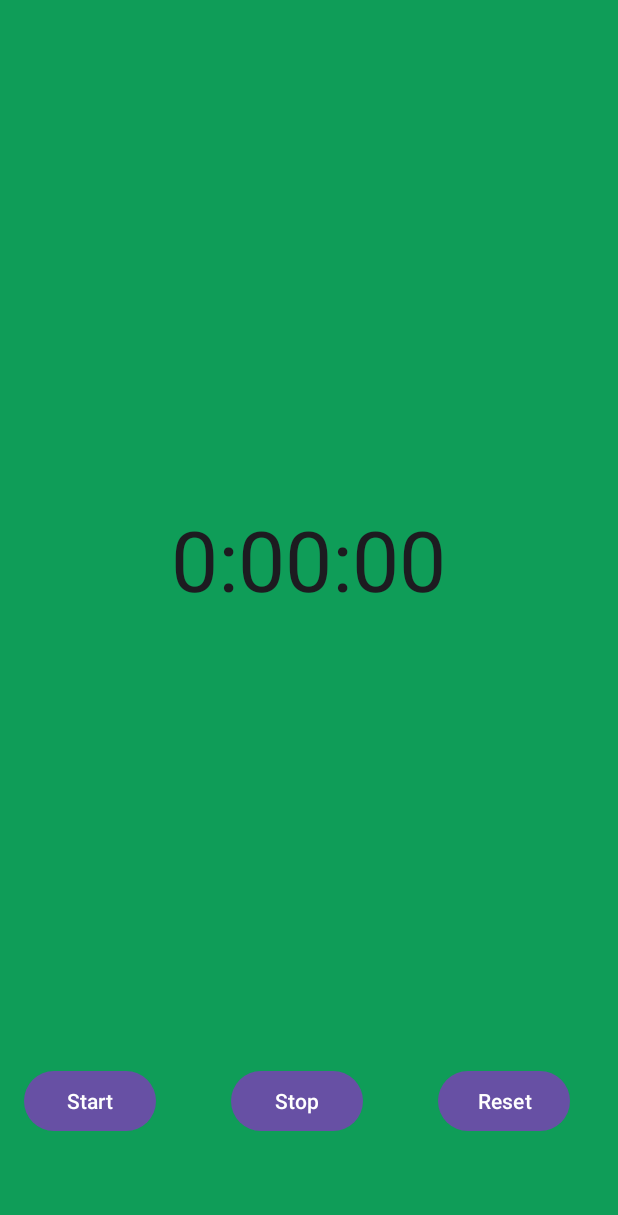
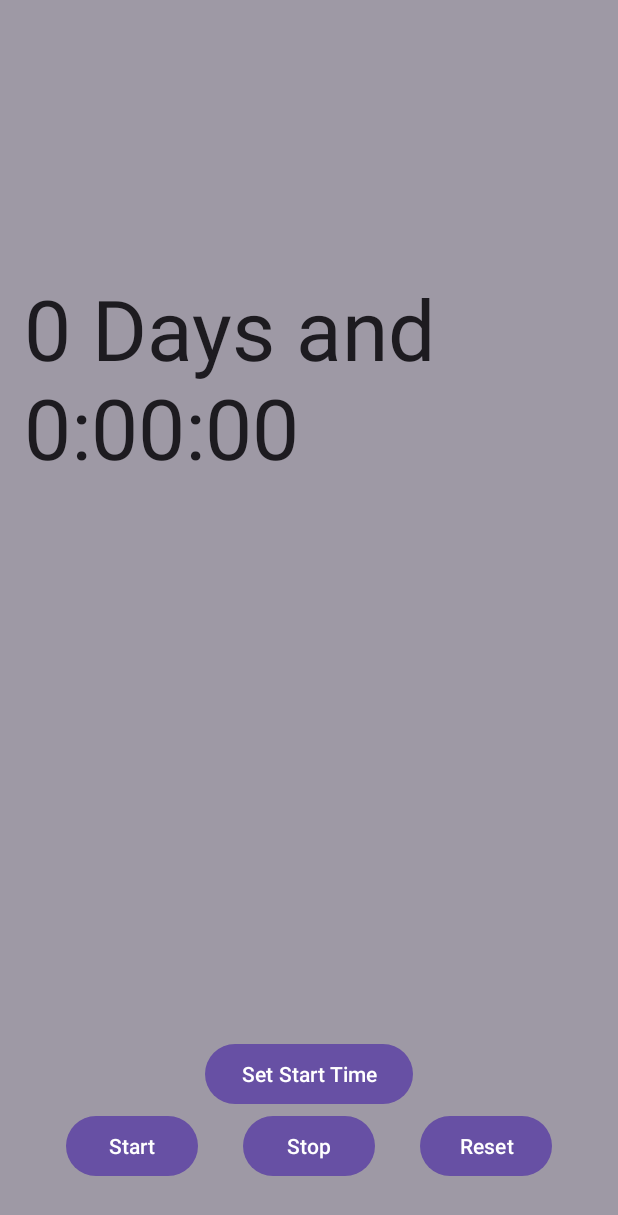
Before and after one commit to NitroCorgi/wagewatch, an Android app: the screen it shows after launch (StopwatchActivity), on a phone screen of 412 x 824 dp. Shown: the top 1215 px of the screen. Run offline under Robolectric (Android 15) with nearby library versions, the phone set to English and light mode, and no system bars.

Commit message:
Added functionality for entering start time, changed colors

```diff
--- a/app/src/main/res/layout/activity_stopwatch.xml
+++ b/app/src/main/res/layout/activity_stopwatch.xml
@@ -7,9 +7,18 @@
     android:orientation="vertical"
     android:gravity="center|bottom"
 
-    android:background="#0F9D58"
+    android:background="#9E99A5"
     android:padding="16dp"
     tools:context=".StopwatchActivity">
+
+    <TextView
+        android:id="@+id/timePassedTextView"
+        android:layout_width="wrap_content"
+        android:layout_height="wrap_content"
+        android:layout_gravity="center_horizontal"
+        android:textAppearance="@android:style/TextAppearance.Large"
+        android:layout_marginBottom="10dp"
+        android:textSize="32sp" />
 
 
     <TextView
@@ -21,7 +30,16 @@
         android:layout_marginBottom="300dp"
         android:textSize="56sp" />
 
-    <LinearLayout android:layout_width="fill_parent"
+    <Button
+        android:id="@+id/set_button"
+        android:layout_width="wrap_content"
+        android:layout_height="wrap_content"
+        android:layout_gravity="bottom|center_horizontal"
+        android:layout_marginTop="70dp"
+        android:onClick="onClickSetStartTime"
+        android:text="@string/set" />
+
+    <LinearLayout android:layout_width="wrap_content"
         android:layout_height="wrap_content"
         android:orientation="horizontal">
 
@@ -29,8 +47,8 @@
             android:id="@+id/start_button"
             android:layout_width="wrap_content"
             android:layout_height="wrap_content"
-            android:layout_gravity="bottom|center_horizontal"
-            android:layout_marginTop="50dp"
+            android:layout_gravity="center_horizontal"
+            android:layout_marginTop="20dp"
             android:onClick="onClickStart"
             android:text="@string/start" />
 
@@ -39,7 +57,7 @@
             android:layout_width="wrap_content"
             android:layout_height="wrap_content"
             android:layout_gravity="center_horizontal"
-            android:layout_marginStart="50dp"
+            android:layout_marginStart="30dp"
             android:onClick="onClickStop"
             android:text="@string/stop" />
 
@@ -48,7 +66,7 @@
             android:layout_width="wrap_content"
             android:layout_height="wrap_content"
             android:layout_gravity="center_horizontal"
-            android:layout_marginStart="50dp"
+            android:layout_marginStart="30dp"
             android:onClick="onClickReset"
             android:text="@string/reset" />
     </LinearLayout>
--- a/app/src/main/res/values/strings.xml
+++ b/app/src/main/res/values/strings.xml
@@ -3,4 +3,6 @@
     <string name="start">Start</string>
     <string name="stop">Stop</string>
     <string name="reset">Reset</string>
+    <string name="set">Set Start Time</string>
+    <string name="Intro">Since %1$s, this much time has passed:</string>
 </resources>
```
Also changed, not shown: app/src/main/java/com/example/grindset/StopwatchActivity.java (+49 -19 lines).
